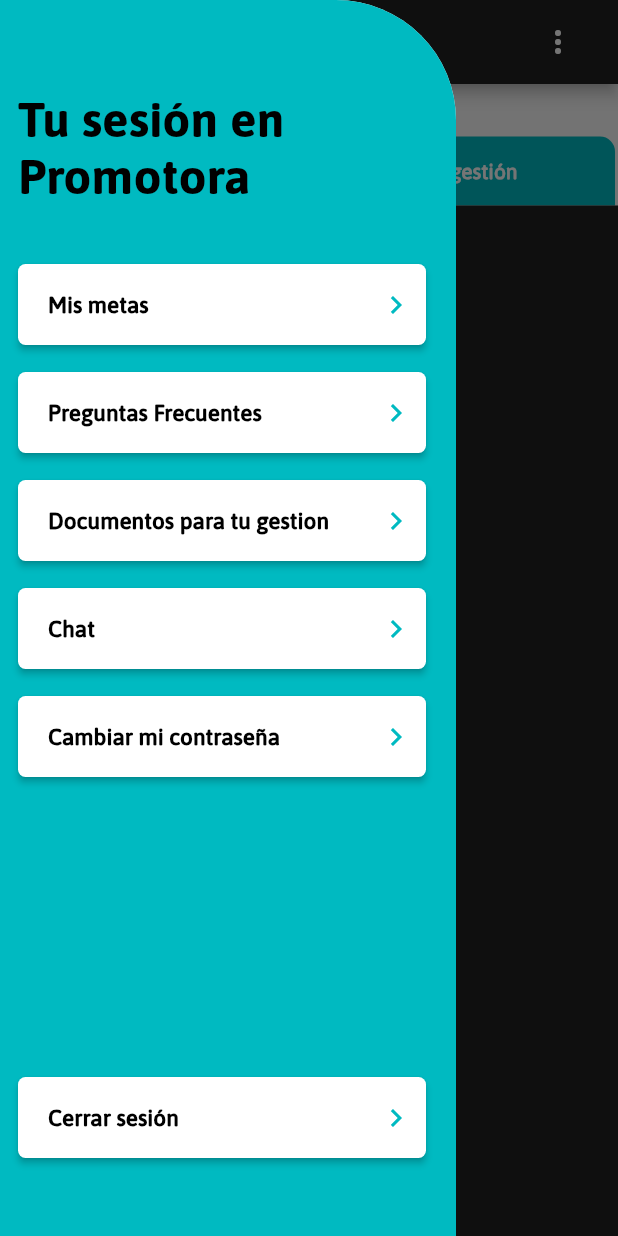
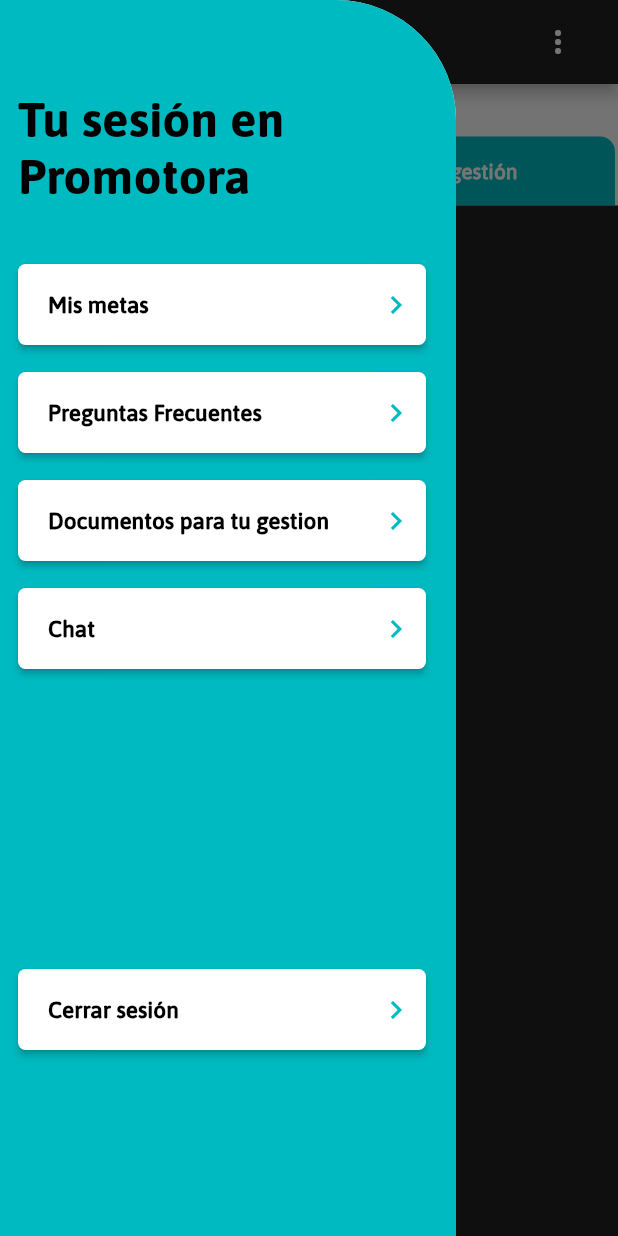
Before and after one commit to Duvan0902/promotoraapp, a Flutter app: the GoalsPage screen opened directly, with the side drawer open, on a phone screen of 412 x 824 dp. Run offline on Flutter 3.47's test engine with Material 2 defaults, Android fonts, the phone set to English and light mode, and no system bars; our stand-ins replace pie_chart, recase, rxdart, shared_preferences, webview_flutter, youtube_player_flutter; missing offline and left inert: audioplayer, flutter_rounded_progress_bar, flutter_search_bar, global_configuration, string_similarity; accounts and stored records are empty.

Commit message:
change drawer

```diff
--- a/lib/common/drawer.dart
+++ b/lib/common/drawer.dart
@@ -81,39 +81,6 @@ class CustomDrawer extends StatelessWidget {
                     title: 'Chat',
                     route: 'Porchat',
                   ),
-                  SizedBox(height: 18),
-                  RaisedButton(
-                    padding: EdgeInsets.fromLTRB(20, 15, 8, 15),
-                    child: Container(
-                      child: Row(
-                        mainAxisAlignment: MainAxisAlignment.spaceBetween,
-                        children: <Widget>[
-                          Text(
-                            'Cambiar mi contraseña',
-                            textAlign: TextAlign.left,
-                            style: Theme.of(context)
-                                .textTheme
-                                .headline2
-                                .copyWith(color: Colors.black, fontSize: 15.1),
-                          ),
-                          Icon(
-                            Icons.keyboard_arrow_right,
-                            color: MiPromotora().primaryDark,
-                          ),
-                        ],
-                      ),
-                    ),
-                    color: Colors.white,
-                    disabledTextColor: Colors.grey,
-                    onPressed: () {
-                      Navigator.push(
-                        context,
-                        MaterialPageRoute(
-                          builder: (context) => ChangePasswordPage(),
-                        ),
-                      );
-                    },
-                  ),
                   SizedBox(height: 200),
                   RaisedButton(
                     padding: EdgeInsets.fromLTRB(20, 15, 8, 15),
```
